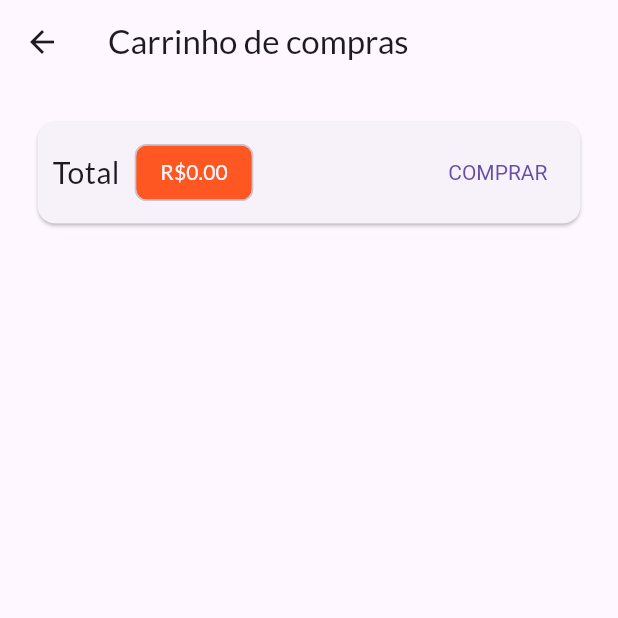
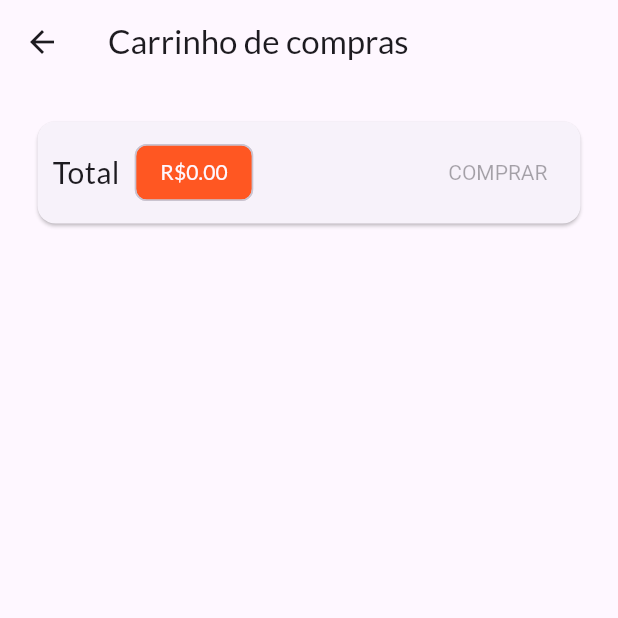
Before and after one commit to William-Munaretto/shop, a Flutter app: the CartPage screen opened by its route, on a phone screen of 412 x 824 dp, the top half of it. Run offline on Flutter 3.47's test engine with Material 3 defaults, Android fonts, the phone set to English and light mode, and no system bars; network calls fail.

```diff
--- a/lib/models/product_list.dart
+++ b/lib/models/product_list.dart
@@ -1,9 +1,9 @@
 import 'dart:convert';
-import 'dart:io';
+
 import 'dart:math';
 
 import 'package:flutter/material.dart';
-import 'package:shop/data/dummy_data.dart';
+
 import 'package:shop/exceptions/http_exception.dart';
 import 'package:shop/models/product.dart';
 import 'package:http/http.dart' as http;
--- a/lib/pages/cart_page.dart
+++ b/lib/pages/cart_page.dart
@@ -41,24 +41,7 @@ class CartPage extends StatelessWidget {
                     ),
                   ),
                   const Spacer(),
-                  TextButton(
-                    onPressed: () {
-                      Provider.of<OrderList>(
-                        context,
-                        listen: false,
-                      ).addOrder(
-                        cart,
-                      );
-
-                      cart.clear();
-                    },
-                    style: TextButton.styleFrom(
-                      textStyle: TextStyle(
-                        color: Theme.of(context).primaryColor,
-                      ),
-                    ),
-                    child: const Text('COMPRAR'),
-                  )
+                  CartButton(cart: cart)
                 ],
               ),
             ),
@@ -76,3 +59,50 @@ class CartPage extends StatelessWidget {
     );
   }
 }
+
+class CartButton extends StatefulWidget {
+  const CartButton({
+    super.key,
+    required this.cart,
+  });
+
+  final Cart cart;
+
+  @override
+  State<CartButton> createState() => _CartButtonState();
+}
+
+class _CartButtonState extends State<CartButton> {
+  bool _isLoading = false;
+  @override
+  Widget build(BuildContext context) {
+    return _isLoading
+        ? const CircularProgressIndicator()
+        : TextButton(
+            onPressed: widget.cart.itemsCount == 0
+                ? null
+                : () async {
+                    setState(() {
+                      _isLoading = true;
+                    });
+                    await Provider.of<OrderList>(
+                      context,
+                      listen: false,
+                    ).addOrder(
+                      widget.cart,
+                    );
+
+                    widget.cart.clear();
+                    setState(() {
+                      _isLoading = false;
+                    });
+                  },
+            style: TextButton.styleFrom(
+              textStyle: TextStyle(
+                color: Theme.of(context).primaryColor,
+              ),
+            ),
+            child: const Text('COMPRAR'),
+          );
+  }
+}
--- a/lib/utils/contants.dart
+++ b/lib/utils/contants.dart
@@ -1,4 +1,6 @@
 class Constants {
   // ignore: constant_identifier_names
   static const PRODUCT_BASE_URL = 'https://shop-cod3r-a1601-default-rtdb.firebaseio.com/products';
+  // ignore: constant_identifier_names
+  static const ORDER_BASE_URL = 'https://shop-cod3r-a1601-default-rtdb.firebaseio.com/orders';
 }
```
Also changed, not shown: lib/models/order_list.dart (+23 -2 lines).
